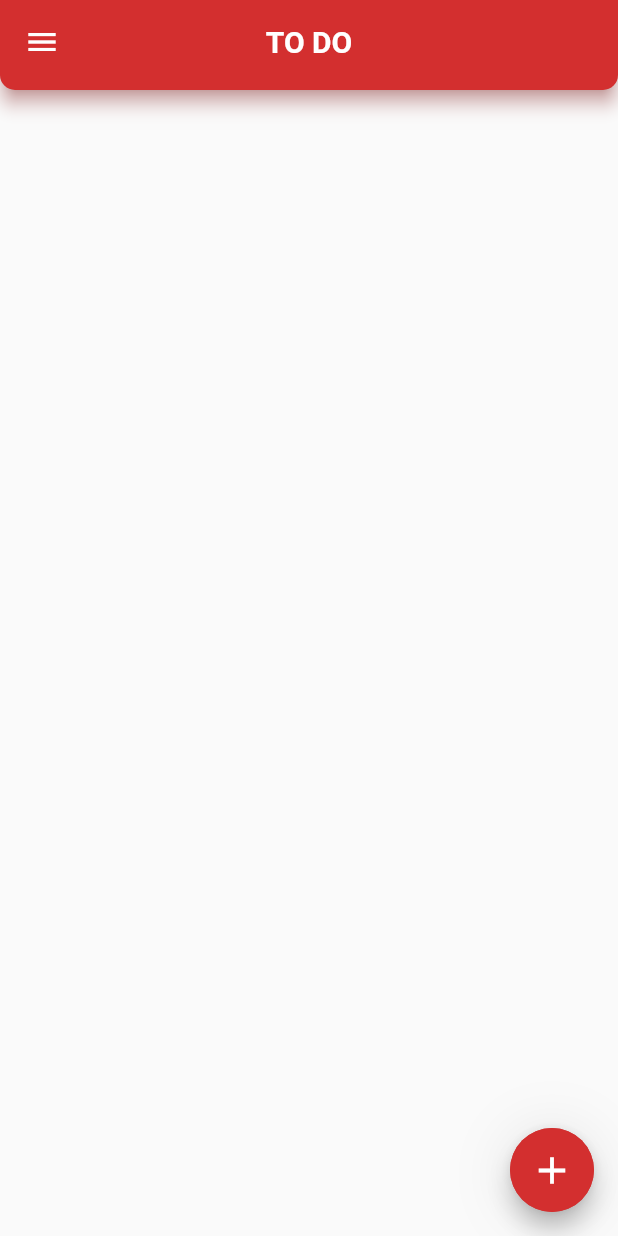
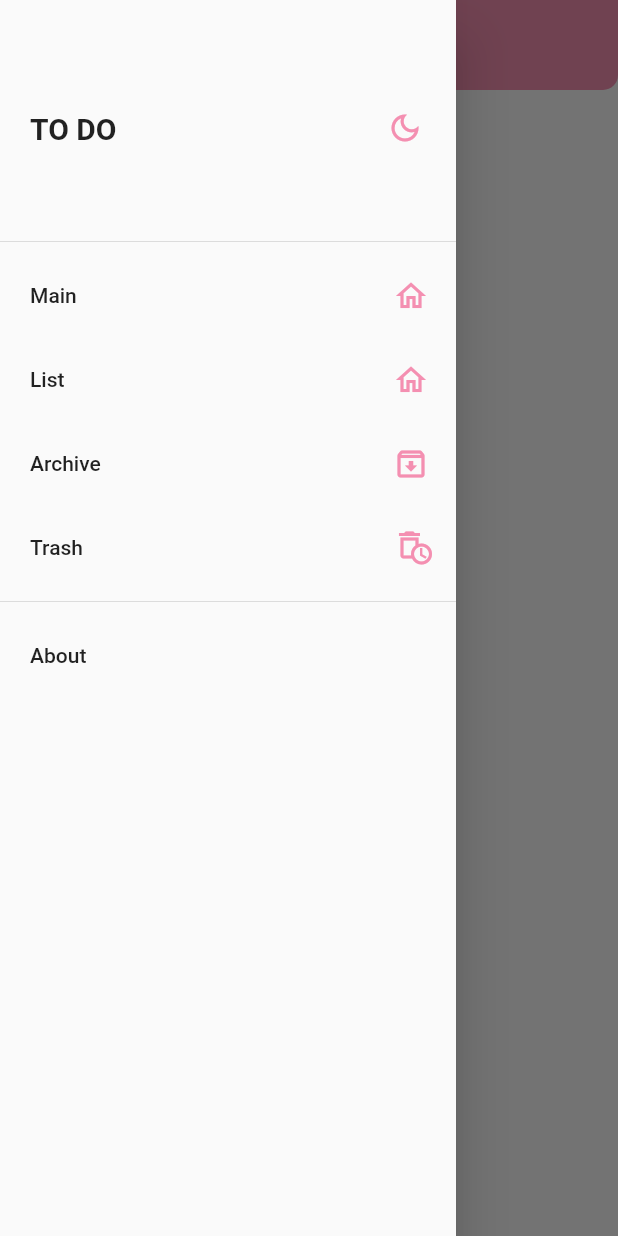
Before and after one commit to lelsweyr17/Dart-Flutter-ToDoApp, a Flutter app: the screen it shows after launch, in the side drawer, after a tap on the "add" icon, on a phone screen of 412 x 824 dp. Run offline on Flutter 3.47's test engine with Material 2 defaults, Android fonts, the phone set to English and light mode, and no system bars.

Commit message:
add navigation

```diff
--- /dev/null
+++ b/lib/Archive.dart
@@ -0,0 +1,15 @@
+import 'package:flutter/material.dart';
+import 'package:list_view/Custom/AppBar.dart';
+import 'package:list_view/Custom/Drawer.dart';
+
+class Archive extends StatelessWidget {
+  @override
+  Widget build(BuildContext context) {
+    return Scaffold(
+      appBar: CustomAppBar(),
+      drawerEdgeDragWidth: 100.0,
+      drawer: CustomDrawer(),
+      body: Text('Archive'),
+    );
+  }
+}
--- /dev/null
+++ b/lib/Custom/AppBar.dart
@@ -0,0 +1,22 @@
+import 'package:flutter/material.dart';
+
+class CustomAppBar extends StatelessWidget implements PreferredSizeWidget {
+  @override
+  Size get preferredSize => Size.fromHeight(60.0);
+
+  @override
+  Widget build(BuildContext context) {
+    return AppBar(
+        iconTheme: IconThemeData(color: Theme.of(context).backgroundColor, opacity: 0.7),
+        title: Text('TO DO',
+            style: TextStyle(
+                color: Theme.of(context).primaryColor,
+                fontWeight: FontWeight.bold,
+                fontSize: 20)),
+        elevation: 0,
+        shape: RoundedRectangleBorder(
+            borderRadius: BorderRadius.only(
+                bottomLeft: Radius.circular(10),
+                bottomRight: Radius.circular(10))));
+  }
+}
--- /dev/null
+++ b/lib/Custom/Drawer.dart
@@ -0,0 +1,95 @@
+import 'package:flutter/material.dart';
+import 'package:provider/provider.dart';
+import 'package:list_view/ThemeData.dart';
+import 'package:list_view/globals.dart' as globals;
+
+class CustomDrawer extends StatefulWidget {
+  const CustomDrawer({Key? key}) : super(key: key);
+
+  @override
+  _CustomDrawerState createState() => _CustomDrawerState();
+}
+
+class _CustomDrawerState extends State<CustomDrawer> {
+  @override
+  Widget build(BuildContext context) {
+    ThemeChanger _themeChanger = Provider.of<ThemeChanger>(context);
+
+    return Drawer(
+      child: ListView(
+        children: <Widget>[
+          DrawerHeader(
+              child: Row(
+                mainAxisAlignment: MainAxisAlignment.spaceBetween,
+                children: [
+                  Text('TO DO',
+                      style: TextStyle(
+                          fontWeight: FontWeight.bold, fontSize: 20.0)),
+                  IconButton(
+                      onPressed: () {
+                        setState(() {
+                          globals.darkMode = !globals.darkMode;
+                          if (globals.darkMode == false) {
+                            _themeChanger.setLightTheme();
+                          } else {
+                            _themeChanger.setDarkTheme();
+                          }
+                        });
+                      },
+                      icon: (globals.darkMode == false
+                          ? Icon(Icons.dark_mode_outlined,
+                              color: Theme.of(context).accentColor)
+                          : Icon(Icons.light_mode_outlined,
+                              color: Theme.of(context).accentColor))),
+                ],
+              ),
+              padding: const EdgeInsets.only(right: 10.0, left: 20.0, top: 10.0)),
+           ListTile(
+            contentPadding: EdgeInsets.only(right: 18.0, left: 20.0),
+            trailing: Icon(Icons.home_outlined,
+                color: Theme.of(context).accentColor),
+            title: Text('Main'),
+            onTap: () {
+              Navigator.pushNamed(context, '/');
+            },
+          ),
+           ListTile(
+            contentPadding: EdgeInsets.only(right: 18.0, left: 20.0),
+            trailing: Icon(Icons.home_outlined,
+                color: Theme.of(context).accentColor),
+            title: Text('List'),
+            onTap: () {
+              Navigator.pushNamed(context, '/homepage');
+            },
+          ),
+          ListTile(
+            contentPadding: EdgeInsets.only(right: 18.0, left: 20.0),
+            trailing: Icon(Icons.archive_outlined,
+                color: Theme.of(context).accentColor),
+            title: Text('Archive'),
+            onTap: () {
+              Navigator.pushNamed(context, '/archive');
+            },
+          ),
+          ListTile(
+            contentPadding: EdgeInsets.only(right: 15.0, left: 20.0),
+            trailing: Icon(Icons.auto_delete_outlined,
+                color: Theme.of(context).accentColor),
+            title: Text('Trash'),
+            onTap: () {
+              Navigator.pushNamed(context, '/trash');
+            },
+          ),
+          Divider(),
+          ListTile(
+            contentPadding: EdgeInsets.only(left: 20.0),
+            title: Text('About'),
+            onTap: () {
+              setState(() {});
+            },
+          ),
+        ],
+      ),
+    );
+  }
+}
--- a/lib/HomePage/CustomAppBar.dart
+++ /dev/null
@@ -1,23 +0,0 @@
-import 'package:flutter/material.dart';
-
-class CustomAppBar extends StatelessWidget implements PreferredSizeWidget {
-  CustomAppBar();
-
-  @override
-  Size get preferredSize => Size.fromHeight(60.0);
-
-  @override
-  Widget build(BuildContext context) {
-    return AppBar(
-        title: Text('TO DO',
-            style: TextStyle(
-                color: Theme.of(context).primaryColor,
-                fontWeight: FontWeight.bold,
-                fontSize: 20)),
-        elevation: 5,
-        shape: RoundedRectangleBorder(
-            borderRadius: BorderRadius.only(
-                bottomLeft: Radius.circular(10),
-                bottomRight: Radius.circular(10))));
-  }
-}
--- a/lib/HomePage/HomePage.dart
+++ b/lib/HomePage/HomePage.dart
@@ -1,9 +1,7 @@
 import 'package:flutter/material.dart';
-import 'package:provider/provider.dart';
-import 'package:list_view/HomePage/ThemeData.dart';
-import 'package:list_view/HomePage/CustomAppBar.dart';
-
-bool darkMode = false;
+import 'package:list_view/Custom/AppBar.dart';
+import 'package:list_view/Custom/Drawer.dart';
+import 'package:list_view/globals.dart' as globals;
 
 class HomePage extends StatefulWidget {
   const HomePage({Key? key}) : super(key: key);
@@ -13,14 +11,9 @@ class HomePage extends StatefulWidget {
 }
 
 class _HomePageState extends State<HomePage> {
-  List toDoList = [];
-  String _userToDo = '';
-  List<bool> _isVisible = [];
-  List<bool> _isDone = [];
-
   void confirmDelete(int index) {
     setState(() {
-      _isVisible[index] = false;
+      globals.isVisible[index] = false;
     });
     final snackBar = SnackBar(
         content: Text('Element is deleted'),
@@ -29,17 +22,18 @@ class _HomePageState extends State<HomePage> {
             textColor: Theme.of(context).accentColor,
             onPressed: () {
               setState(() {
-                _isVisible[index] = true;
+                globals.isVisible[index] = true;
               });
             }),
         duration: Duration(seconds: 2));
     ScaffoldMessenger.of(context).showSnackBar(snackBar);
-    if (_isVisible[index] == false) toDoList.remove(index);
+    if (globals.isVisible[index] == false) globals.toDoList.remove(index);
   }
 
   Card createCard(int index) {
     return Card(
-      elevation: 0,
+      color: Theme.of(context).backgroundColor,
+      elevation: 2,
       shape: RoundedRectangleBorder(
           borderRadius: BorderRadius.only(
               topLeft: Radius.circular(10),
@@ -47,14 +41,14 @@ class _HomePageState extends State<HomePage> {
               bottomLeft: Radius.circular(10),
               bottomRight: Radius.circular(10))),
       child: ListTile(
-        title: Text(toDoList[index]),
+        title: Text(globals.toDoList[index]),
         leading: IconButton(
-            icon: (_isDone[index] == false
+            icon: (globals.isDone[index] == false
                 ? Icon(Icons.check_box_outline_blank_outlined)
                 : Icon(Icons.check_box, color: Colors.green)),
             onPressed: () {
               setState(() {
-                _isDone[index] = !_isDone[index];
+                globals.isDone[index] = !globals.isDone[index];
               });
             }),
         trailing: IconButton(
@@ -74,9 +68,9 @@ class _HomePageState extends State<HomePage> {
         width: 20.0,
         child: Padding(
           padding: const EdgeInsets.all(8.0),
-          child: Row(
-              mainAxisAlignment: MainAxisAlignment.start,
-              children: [Icon(Icons.archive, color: Colors.black54, size: 30)]),
+          child: Row(mainAxisAlignment: MainAxisAlignment.start, children: [
+            Icon(Icons.archive_outlined, color: Colors.black54, size: 25)
+          ]),
         ),
       ),
       secondaryBackground: Container(
@@ -85,15 +79,16 @@ class _HomePageState extends State<HomePage> {
         child: Padding(
           padding: const EdgeInsets.all(8.0),
           child: Row(mainAxisAlignment: MainAxisAlignment.end, children: [
-            Icon(Icons.delete_forever, color: Colors.black87, size: 30)
+            Icon(Icons.auto_delete_outlined, color: Colors.black54, size: 25)
           ]),
         ),
       ),
       movementDuration: const Duration(milliseconds: 500),
-      key: Key(toDoList[index]),
+      key: Key(globals.toDoList[index]),
       child: Column(
         children: [
-          Visibility(visible: _isVisible[index], child: createCard(index)),
+          Visibility(
+              visible: globals.isVisible[index], child: createCard(index)),
         ],
       ),
       confirmDismiss: (DismissDirection direction) async {
@@ -105,80 +100,7 @@ class _HomePageState extends State<HomePage> {
     );
   }
 
-  @override
-  Widget build(BuildContext context) {
-    ThemeChanger _themeChanger = Provider.of<ThemeChanger>(context);
-    return Scaffold(
-      appBar: CustomAppBar(),
-      drawer: Drawer(
-        child: ListView(
-          children: <Widget>[
-            DrawerHeader(
-                child: Row(
-                  mainAxisAlignment: MainAxisAlignment.spaceBetween,
-                  children: [
-                    Text('TO DO',
-                        style: TextStyle(
-                            fontWeight: FontWeight.bold, fontSize: 20.0)),
-                    IconButton(
-                        onPressed: () {
-                          setState(() {
-                            darkMode = !darkMode;
-                            if (darkMode == false) {
-                              _themeChanger.setLightTheme();
-                            } else {
-                              _themeChanger.setDarkTheme();
-                            }
-                          });
-                        },
-                        icon: (darkMode == false
-                            ? Icon(Icons.dark_mode_outlined,
-                                color: Theme.of(context).accentColor)
-                            : Icon(Icons.light_mode_outlined,
-                                color: Theme.of(context).accentColor))),
-                  ],
-                ),
-                padding: const EdgeInsets.fromLTRB(20.0, 20.0, 20.0, 20.0)),
-            ListTile(
-              title: Text('First Menu Item'),
-              onTap: () {},
-            ),
-            ListTile(
-              title: Text('Second Menu Item'),
-              onTap: () {},
-            ),
-            Divider(),
-            ListTile(
-              title: Text('About'),
-              onTap: () {},
-            ),
-          ],
-        ),
-      ),
-      body: ListView.builder(
-        itemCount: toDoList.length,
-        itemBuilder: (BuildContext context, int index) {
-          return dismissibleCard(context, index);
-        },
-      ),
-      floatingActionButton: FloatingActionButton(
-          child: Container(
-            width: 60,
-            height: 60,
-            child: Icon(Icons.add, size: 30),
-            decoration: BoxDecoration(
-              color: Theme.of(context).accentColor,
-              shape: BoxShape.circle,
-              boxShadow: [
-                BoxShadow(
-                    color: Colors.grey.withOpacity(0.2),
-                    spreadRadius: 5,
-                    blurRadius: 30,
-                    offset: Offset(0, 3))
-              ],
-            ),
-          ),
-          onPressed: () {
+  void onPressedFloatingActionButton(BuildContext context) {
     showGeneralDialog(
         barrierColor: Colors.black.withOpacity(0.3),
         transitionBuilder: (context, a1, a2, widget) {
@@ -188,8 +110,7 @@ class _HomePageState extends State<HomePage> {
               opacity: a1.value,
               child: AlertDialog(
                 shape: RoundedRectangleBorder(
-                            borderRadius:
-                                BorderRadius.all(Radius.circular(15.0))),
+                    borderRadius: BorderRadius.all(Radius.circular(15.0))),
                 contentPadding: EdgeInsets.only(top: 10.0),
                 content: Container(
                   width: 300.0,
@@ -199,12 +120,11 @@ class _HomePageState extends State<HomePage> {
                     mainAxisSize: MainAxisSize.min,
                     children: [
                       Padding(
-                                padding:
-                                    EdgeInsets.only(left: 30.0, right: 30.0),
+                        padding: EdgeInsets.only(left: 30.0, right: 30.0),
                         child: TextField(
                           autofocus: true,
                           onChanged: (String value) {
-                                    _userToDo = value;
+                            globals.userToDo = value;
                           },
                           decoration: InputDecoration(
                             hintText: "Enter Something",
@@ -215,8 +135,7 @@ class _HomePageState extends State<HomePage> {
                       ),
                       InkWell(
                         child: Container(
-                                  padding:
-                                      EdgeInsets.only(top: 20.0, bottom: 20.0),
+                          padding: EdgeInsets.only(top: 20.0, bottom: 20.0),
                           decoration: BoxDecoration(
                             color: Theme.of(context).accentColor,
                             borderRadius: BorderRadius.only(
@@ -225,16 +144,14 @@ class _HomePageState extends State<HomePage> {
                           ),
                           child: TextButton(
                               style: ButtonStyle(
-                                          backgroundColor:
-                                              MaterialStateProperty.all(
-                                                  Theme.of(context)
-                                                      .accentColor)),
+                                  backgroundColor: MaterialStateProperty.all(
+                                      Theme.of(context).accentColor)),
                               onPressed: () {
                                 setState(() {
-                                          toDoList.add(_userToDo);
+                                  globals.toDoList.add(globals.userToDo);
                                 });
-                                        _isVisible.add(true);
-                                        _isDone.add(false);
+                                globals.isVisible.add(true);
+                                globals.isDone.add(false);
                                 Navigator.of(context).pop();
                                 final snackBar = SnackBar(
                                     content: Text('Element is created'),
@@ -245,8 +162,7 @@ class _HomePageState extends State<HomePage> {
                               child: Text(
                                 'ADD',
                                 style: TextStyle(
-                                            color:
-                                                Theme.of(context).primaryColor,
+                                    color: Theme.of(context).primaryColor,
                                     fontWeight: FontWeight.bold,
                                     fontSize: 15),
                               )),
@@ -266,7 +182,38 @@ class _HomePageState extends State<HomePage> {
         pageBuilder: (context, animation1, animation2) {
           return Text('PAGE BUILDER');
         });
+  }
+
+  @override
+  Widget build(BuildContext context) {
+    return Scaffold(
+      appBar: CustomAppBar(),
+      drawerEdgeDragWidth: 100.0,
+      drawer: CustomDrawer(),
+      body: ListView.builder(
+        itemCount: globals.toDoList.length,
+        itemBuilder: (BuildContext context, int index) {
+          return dismissibleCard(context, index);
+        },
+      ),
+      floatingActionButtonLocation: FloatingActionButtonLocation.centerFloat,
+      floatingActionButton: Padding(
+        padding: const EdgeInsets.only(bottom: 10),
+        child: FloatingActionButton(
+            child: Container(
+              height: 75,
+              width: 75,
+              decoration: BoxDecoration(
+                  shape: BoxShape.circle, color: Theme.of(context).accentColor),
+              child: Icon(Icons.add,
+                  size: 40, color: Theme.of(context).backgroundColor),
+            ),
+            backgroundColor: Colors.transparent,
+            elevation: 0,
+            onPressed: () {
+              onPressedFloatingActionButton(context);
             }),
+      ),
     );
   }
 }
--- a/lib/HomePage/ThemeData.dart
+++ /dev/null
@@ -1,47 +0,0 @@
-import 'package:flutter/material.dart';
-
-ThemeData darkTheme() {
-  return ThemeData(
-    accentColor: Colors.amber[800],
-    primaryColor: Colors.black,
-    appBarTheme: AppBarTheme(
-      backgroundColor: Colors.amber[800],
-      shadowColor: Colors.grey[300],
-      iconTheme: IconThemeData(color: Colors.black),
-      centerTitle: true,
-    ),
-    brightness: Brightness.dark,
-  );
-}
-
-ThemeData lightTheme() {
-  return ThemeData(
-    accentColor: Colors.red[700],
-    primaryColor: Colors.white,
-    appBarTheme: AppBarTheme(
-      backgroundColor: Colors.red[700],
-      shadowColor: Colors.red[300],
-      iconTheme: IconThemeData(color: Colors.white),
-      centerTitle: true,
-    ),
-    brightness: Brightness.light,
-  );
-}
-
-class ThemeChanger with ChangeNotifier {
-  ThemeData _themeData;
-
-  ThemeChanger(this._themeData);
-
-  getTheme() => _themeData;
-
-  setLightTheme() {
-    _themeData = lightTheme();
-    notifyListeners();
-  }
-
-  setDarkTheme() {
-    _themeData = darkTheme();
-    notifyListeners();
-  }
-}
--- /dev/null
+++ b/lib/MainPage/MainPage.dart
@@ -0,0 +1,48 @@
+import 'package:flutter/material.dart';
+import 'package:list_view/Custom/AppBar.dart';
+import 'package:list_view/Custom/Drawer.dart';
+
+class MainPage extends StatefulWidget {
+  @override
+  _MainPageState createState() => _MainPageState();
+}
+
+class _MainPageState extends State<MainPage> {
+
+  void  createNewContainer() {
+    Container(
+      height: 75,
+      width: 75,
+      color: Colors.amber,
+    );
+  }
+
+  @override
+  Widget build(BuildContext context) {
+    return Scaffold(
+      appBar: CustomAppBar(),
+      drawerEdgeDragWidth: 100.0,
+      drawer: CustomDrawer(),
+      floatingActionButton: Padding(
+        padding: EdgeInsets.only(bottom: 10),
+        child: FloatingActionButton(
+            child: Container(
+              height: 75,
+              width: 75,
+              decoration: BoxDecoration(
+                  shape: BoxShape.circle, color: Theme.of(context).accentColor),
+              child: Icon(Icons.add, size: 40, color: Theme.of(context).backgroundColor),
+            ),
+            backgroundColor: Colors.transparent,
+            elevation: 0,
+            onPressed: () {
+              createNewContainer();
+              Navigator.pushNamed(context, '/homepage');
+            },
+          ),
+      ),
+      floatingActionButtonLocation: FloatingActionButtonLocation.centerFloat,
+      body: Text('Main')
+    );
+  }
+}
--- /dev/null
+++ b/lib/ThemeData.dart
@@ -0,0 +1,49 @@
+import 'package:flutter/material.dart';
+
+ThemeData darkTheme() {
+  return ThemeData(
+    accentColor: Colors.teal[400],
+    backgroundColor: Colors.black87,
+    primaryColor: Colors.black,
+    appBarTheme: AppBarTheme(
+      backgroundColor: Colors.teal[400],
+      shadowColor: Colors.teal[400],
+      iconTheme: IconThemeData(color: Colors.black),
+      centerTitle: true,
+    ),
+    brightness: Brightness.dark,
+  );
+}
+
+ThemeData lightTheme() {
+  return ThemeData(
+    accentColor: Colors.pink[200],
+    primaryColor: Colors.white,
+    backgroundColor: Colors.white,
+    appBarTheme: AppBarTheme(
+      backgroundColor: Colors.pink[200],
+      shadowColor: Colors.pink[200],
+      iconTheme: IconThemeData(color: Colors.white),
+      centerTitle: true,
+    ),
+    brightness: Brightness.light,
+  );
+}
+
+class ThemeChanger with ChangeNotifier {
+  ThemeData _themeData;
+
+  ThemeChanger(this._themeData);
+
+  getTheme() => _themeData;
+
+  setLightTheme() {
+    _themeData = lightTheme();
+    notifyListeners();
+  }
+
+  setDarkTheme() {
+    _themeData = darkTheme();
+    notifyListeners();
+  }
+}
--- /dev/null
+++ b/lib/Trash.dart
@@ -0,0 +1,15 @@
+import 'package:flutter/material.dart';
+import 'package:list_view/Custom/AppBar.dart';
+import 'package:list_view/Custom/Drawer.dart';
+
+class Trash extends StatelessWidget {
+  @override
+  Widget build(BuildContext context) {
+    return Scaffold(
+      appBar: CustomAppBar(),
+      drawerEdgeDragWidth: 100.0,
+      drawer: CustomDrawer(),
+      body: Text('Trash'),
+    );
+  }
+}
--- /dev/null
+++ b/lib/globals.dart
@@ -0,0 +1,5 @@
+String userToDo = '';
+List<bool> isVisible = [];
+List<bool> isDone = [];
+List toDoList = [];
+bool darkMode = false;
--- a/lib/main.dart
+++ b/lib/main.dart
@@ -1,13 +1,24 @@
 import 'package:flutter/material.dart';
 import 'package:provider/provider.dart';
 import 'package:list_view/HomePage/HomePage.dart';
-import 'package:list_view/HomePage/ThemeData.dart';
+import 'package:list_view/MainPage/MainPage.dart';
+import 'package:list_view/ThemeData.dart';
+import 'package:list_view/Archive.dart';
+import 'package:list_view/Trash.dart';
 
 class MaterialAppWithTheme extends StatelessWidget {
   @override
   Widget build(BuildContext context) {
     final theme = Provider.of<ThemeChanger>(context);
-    return MaterialApp(home: HomePage(), theme: theme.getTheme());
+    return MaterialApp(
+      initialRoute: '/homepage',
+      routes: {
+        '/': (context) => MainPage(),
+        '/homepage': (context) => HomePage(),
+        '/archive': (context) => Archive(),
+        '/trash': (context) => Trash(),
+      },
+      theme: theme.getTheme());
   }
 }
 
```
Also changed, not shown: 3 other files. Lines whose indentation alone changed are shown as unchanged.
